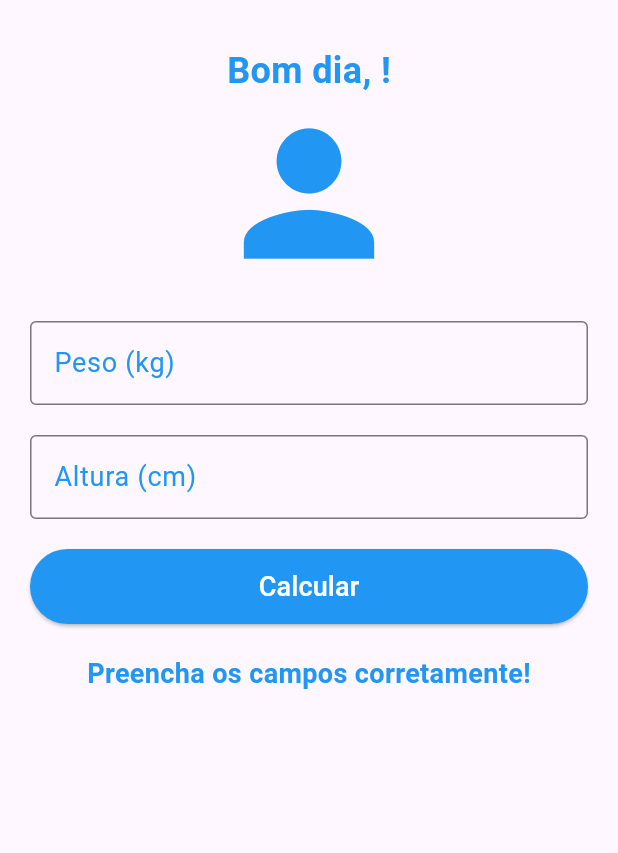
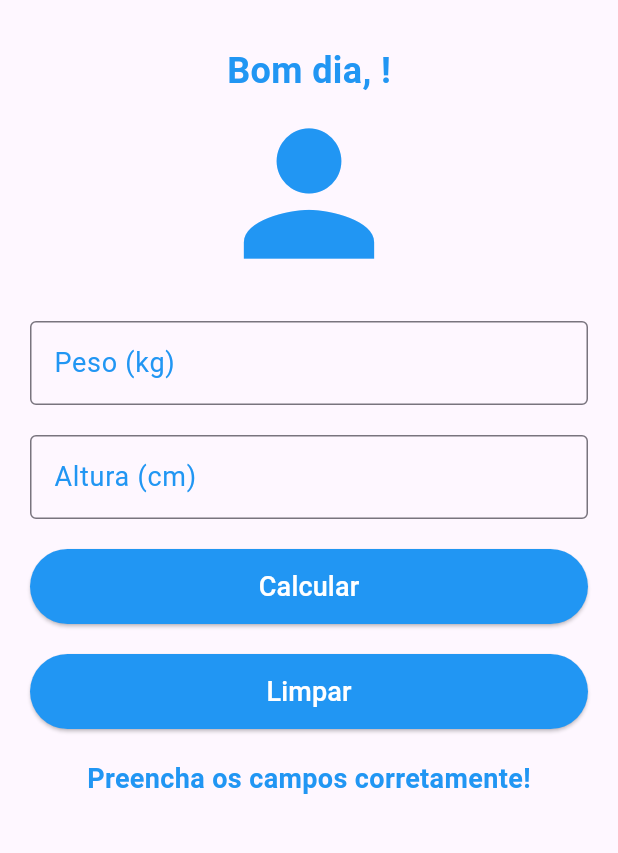
Before and after one commit to Rodrigokaki/flutter-prova2, a Flutter app: the IMCPage screen opened directly with empty values, after a tap on "Calcular", on a phone screen of 412 x 824 dp, the part 69-922 px from its top. Run offline on Flutter 3.47's test engine with Material 3 defaults, Android fonts, the phone set to English and light mode, and no system bars; our stand-ins replace sqflite; accounts and stored records are empty.

Commit message:
feat: Add clear fields functionality and button to reset IMC inputs

```diff
--- a/lib/views/imc_page.dart
+++ b/lib/views/imc_page.dart
@@ -84,6 +84,18 @@ class _IMCPageState extends State<IMCPage> {
       resultado = "IMC: ${imc.toStringAsFixed(2)} - $classificacao";
       resultColor = newColor;
     });
+
+    pesoController.clear();
+    alturaController.clear();
+  }
+
+  void limparCampos() {
+    pesoController.clear();
+    alturaController.clear();
+    setState(() {
+      resultado = "Informe seus dados!";
+      resultColor = ResultTextStyle.color;
+    });
   }
 
   @override
@@ -134,6 +146,12 @@ class _IMCPageState extends State<IMCPage> {
               child: Text("Calcular", style: AppTextStyles.buttonTextStyle),
             ),
             SizedBox(height: AppSpacing.imcSpaceBetween),
+            ElevatedButton(
+              onPressed: limparCampos,
+              style: defaultButtonStyle(),
+              child: Text("Limpar", style: AppTextStyles.buttonTextStyle),
+            ),
+            SizedBox(height: AppSpacing.imcSpaceBetween),
             Text(resultado, style: TextStyle(
               fontSize: ResultTextStyle.fontSize,
               color: resultColor,
```
